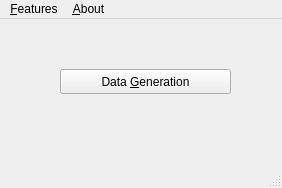
This is app/ui/main_window.ui in HansBug/dgdvapp as Qt 5 draws it before an edit. The edited form follows.
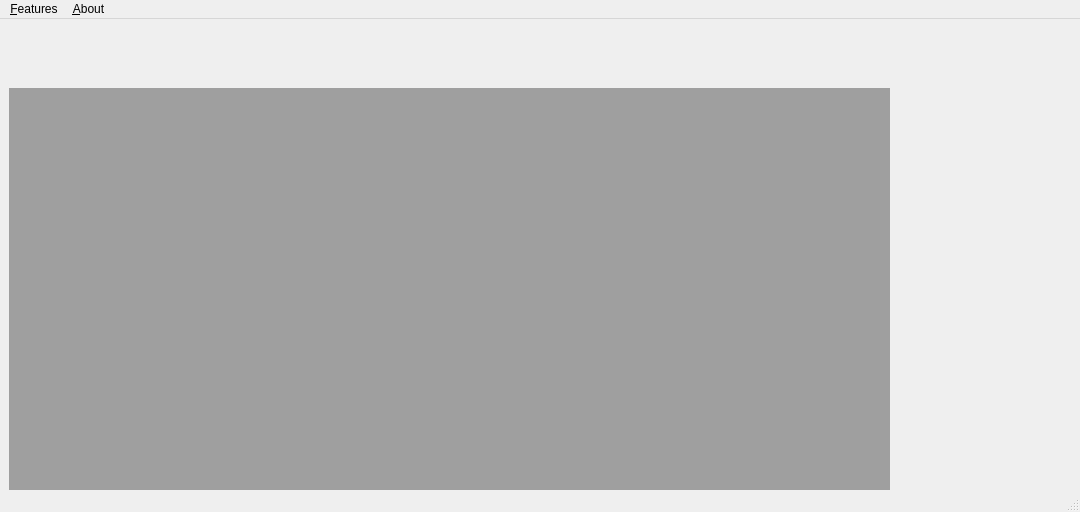
This is the edited form.

Commit message: dev(hansbug): update uis

```diff
--- a/app/ui/main_window.ui
+++ b/app/ui/main_window.ui
@@ -6,25 +6,25 @@
    <rect>
     <x>0</x>
     <y>0</y>
-    <width>282</width>
-    <height>188</height>
+    <width>1080</width>
+    <height>512</height>
    </rect>
   </property>
   <property name="windowTitle">
    <string>Generation &amp; Visualization</string>
   </property>
   <widget class="QWidget" name="centralwidget">
-   <widget class="QPushButton" name="button_datagene">
+   <widget class="QMdiArea" name="mdi_area">
     <property name="geometry">
      <rect>
-      <x>60</x>
-      <y>50</y>
-      <width>171</width>
-      <height>25</height>
+      <x>9</x>
+      <y>69</y>
+      <width>881</width>
+      <height>471</height>
      </rect>
     </property>
-    <property name="text">
-     <string>Data &amp;Generation</string>
+    <property name="viewMode">
+     <enum>QMdiArea::SubWindowView</enum>
     </property>
    </widget>
   </widget>
@@ -33,7 +33,7 @@
     <rect>
      <x>0</x>
      <y>0</y>
-     <width>282</width>
+     <width>1080</width>
      <height>28</height>
     </rect>
    </property>
```
Left out of the diff: 6 changed lines with no effect on the pictures. The commit also changes 2 other files.
